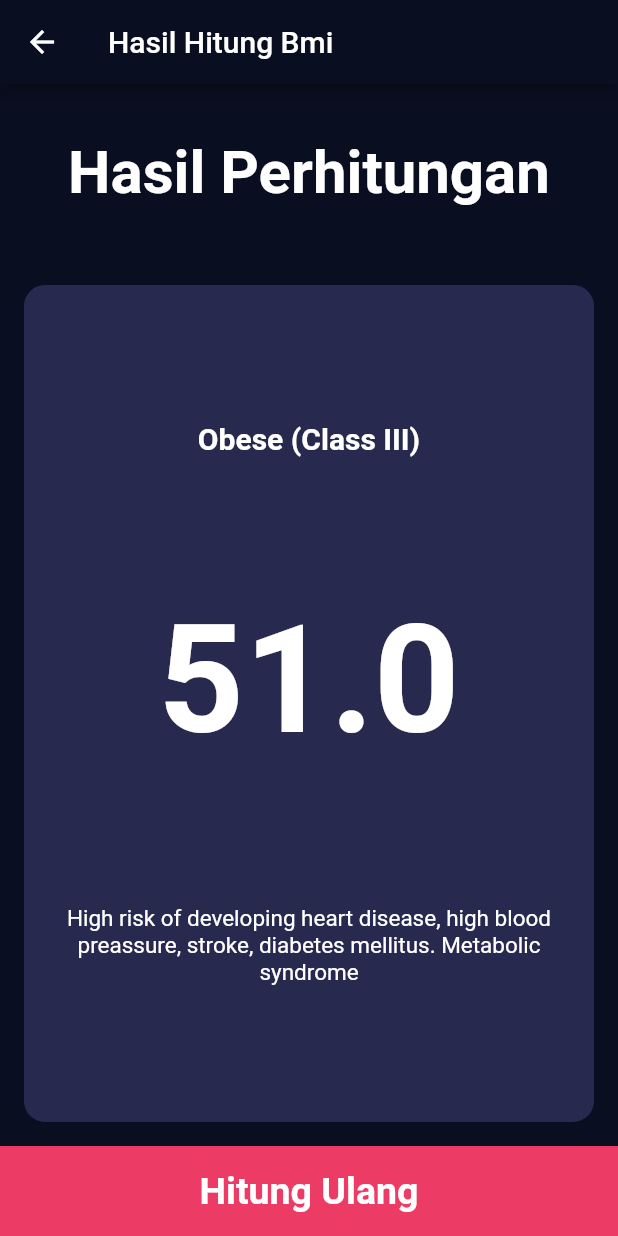
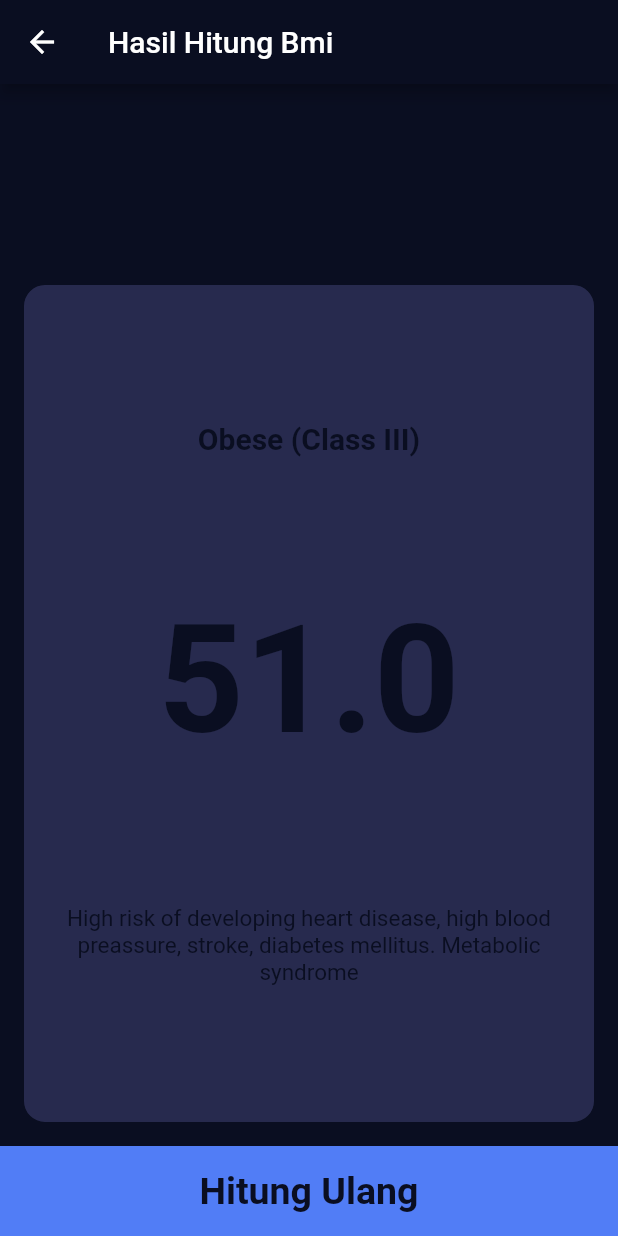
Before and after one commit to Faik-irkham/bmi, a Flutter app: the screen it shows after launch, after a tap on "Hitung BMI", on a phone screen of 412 x 824 dp. Run offline on Flutter 3.47's test engine with Material 2 defaults, Android fonts, the phone set to English and light mode, and no system bars.

Commit message:
fiveth commit - redesign

```diff
--- a/lib/views/bmi_result_screen.dart
+++ b/lib/views/bmi_result_screen.dart
@@ -78,7 +78,7 @@ class BmiResultScreen extends StatelessWidget {
               style: TextStyle(
                 fontSize: 40,
                 fontWeight: FontWeight.bold,
-                color: Colors.white,
+                color: primaryColor,
               ),
               ),
             ),
@@ -98,7 +98,7 @@ class BmiResultScreen extends StatelessWidget {
                     style: const TextStyle(
                       fontSize: 20,
                       fontWeight: FontWeight.bold,
-                      color: Colors.white,
+                      color: primaryColor,
                     ),
                     ),
                     Text(
@@ -106,7 +106,7 @@ class BmiResultScreen extends StatelessWidget {
                     style: const TextStyle(
                       fontSize: 100,
                       fontWeight: FontWeight.bold,
-                      color: Colors.white,
+                      color: primaryColor,
                     ),
                     ),
                     Text(
@@ -114,7 +114,7 @@ class BmiResultScreen extends StatelessWidget {
                     textAlign: TextAlign.center,
                     style: const TextStyle(
                       fontSize: 15,
-                      color: Colors.white,
+                      color: primaryColor,
                     ),
                     ),
                   ],
@@ -128,12 +128,12 @@ class BmiResultScreen extends StatelessWidget {
           },
            child: Container(
             height: 60,
-            color: const Color(0xffEC3C66),
+            color: const Color(0xff517DF6),
             child: const Center(child: Text("Hitung Ulang",
             style: TextStyle(
               fontSize: 25,
                fontWeight: FontWeight.bold,
-               color: Colors.white,
+               color: primaryColor,
             ),
             ),
             ),
```
Lines whose indentation alone changed are shown as unchanged.
